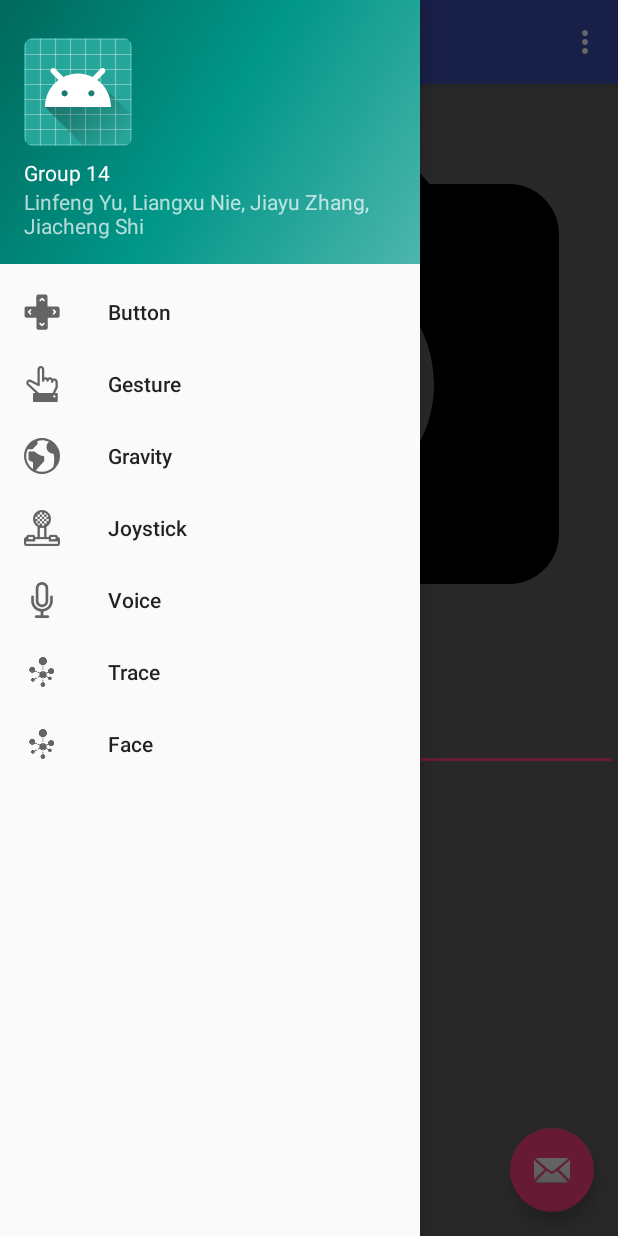
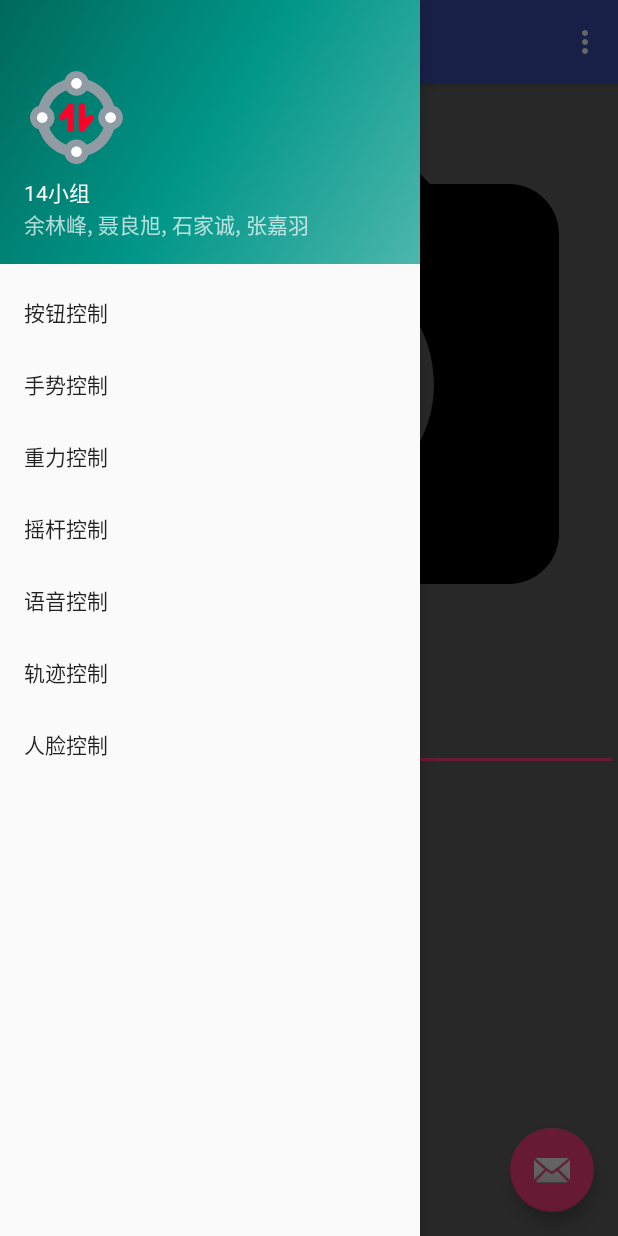
Before and after one commit to KC3C/carController, an Android app: the screen it shows after launch (MainActivity), with the side drawer open, on a phone screen of 412 x 824 dp. Run offline under Robolectric (Android 15) with nearby library versions, the phone set to English and light mode, and no system bars.

Commit message:
修改细节和logo

```diff
--- a/app/src/main/AndroidManifest.xml
+++ b/app/src/main/AndroidManifest.xml
@@ -37,9 +37,9 @@
     <uses-feature android:name = "android.hardware.camera.autofocus" />
     <application
         android:allowBackup="true"
-        android:icon="@mipmap/ic_launcher"
+        android:icon="@drawable/sirenxiaozu"
         android:label="@string/app_name"
-        android:roundIcon="@mipmap/ic_launcher_round"
+        android:roundIcon="@drawable/sirenxiaozu"
         android:supportsRtl="true"
         android:theme="@style/AppTheme">
         <activity
--- a/app/src/main/res/layout/nav_header_main.xml
+++ b/app/src/main/res/layout/nav_header_main.xml
@@ -14,11 +14,11 @@
 
     <ImageView
         android:id="@+id/imageView"
-        android:layout_width="wrap_content"
-        android:layout_height="wrap_content"
+        android:layout_width="70dp"
+        android:layout_height="70dp"
         android:contentDescription="@string/nav_header_desc"
         android:paddingTop="@dimen/nav_header_vertical_spacing"
-        app:srcCompat="@mipmap/ic_launcher_round" />
+        app:srcCompat="@drawable/sirenxiaozu" />
 
     <TextView
         android:layout_width="match_parent"
--- a/app/src/main/res/menu/activity_main_drawer.xml
+++ b/app/src/main/res/menu/activity_main_drawer.xml
@@ -7,31 +7,24 @@
         android:checkableBehavior="single">
         <item
             android:id="@+id/nav_button"
-            android:icon="@drawable/ic_menu_button"
-            android:title="Button" />
+            android:title="按钮控制" />
         <item
             android:id="@+id/nav_gesture"
-            android:icon="@drawable/ic_menu_gesture"
-            android:title="Gesture" />
+            android:title="手势控制" />
         <item
             android:id="@+id/nav_gravity"
-            android:icon="@drawable/ic_menu_gravity"
-            android:title="Gravity" />
+            android:title="重力控制" />
         <item
             android:id="@+id/nav_joystick"
-            android:icon="@drawable/ic_menu_joystick"
-            android:title="Joystick" />
+            android:title="摇杆控制" />
         <item
             android:id="@+id/nav_voice"
-            android:icon="@drawable/ic_menu_voice"
-            android:title="Voice" />
+            android:title="语音控制" />
         <item
             android:id="@+id/nav_trace"
-            android:icon="@drawable/ic_menu_trace"
-            android:title="Trace" />
+            android:title="轨迹控制" />
         <item
             android:id="@+id/nav_face"
-            android:icon="@drawable/ic_menu_trace"
-            android:title="Face" />
+            android:title="人脸控制" />
     </group>
 </menu>
--- a/app/src/main/res/values/strings.xml
+++ b/app/src/main/res/values/strings.xml
@@ -2,8 +2,8 @@
     <string name="app_name">carController</string>
     <string name="navigation_drawer_open">Open navigation drawer</string>
     <string name="navigation_drawer_close">Close navigation drawer</string>
-    <string name="nav_header_title">Group 14</string>
-    <string name="nav_header_subtitle">Linfeng Yu, Liangxu Nie, Jiayu Zhang, Jiacheng Shi</string>
+    <string name="nav_header_title">14小组</string>
+    <string name="nav_header_subtitle">余林峰,  聂良旭, 石家诚, 张嘉羽</string>
     <string name="nav_header_desc">Navigation header</string>
     <string name="action_settings">Settings</string>
 </resources>
```
Also changed, not shown: app/src/main/res/drawable/siren.png (added), app/src/main/res/drawable/sirenxiaozu.png (added).
